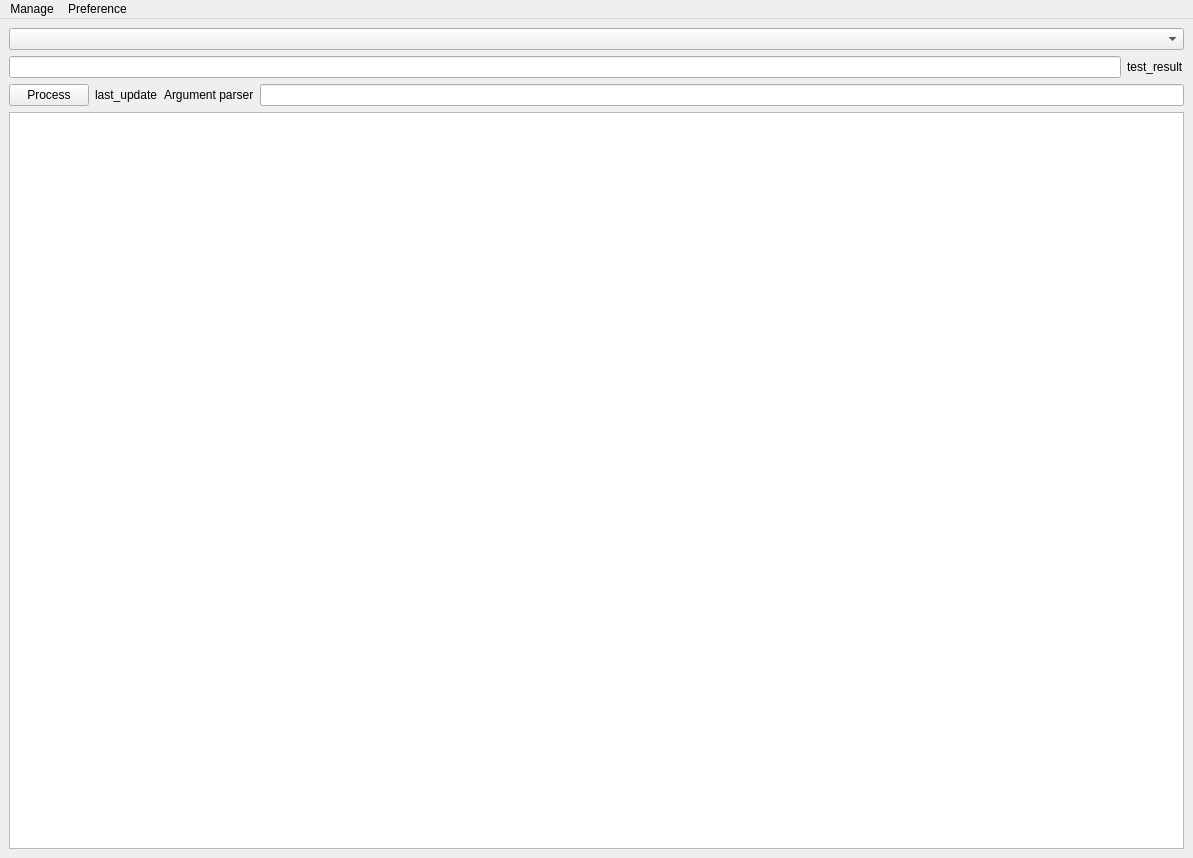
Above: checkfrench/ui/mainwindow/mainwindow.ui from Silous888/RawTextCheck before the change. Below: the same form after it.
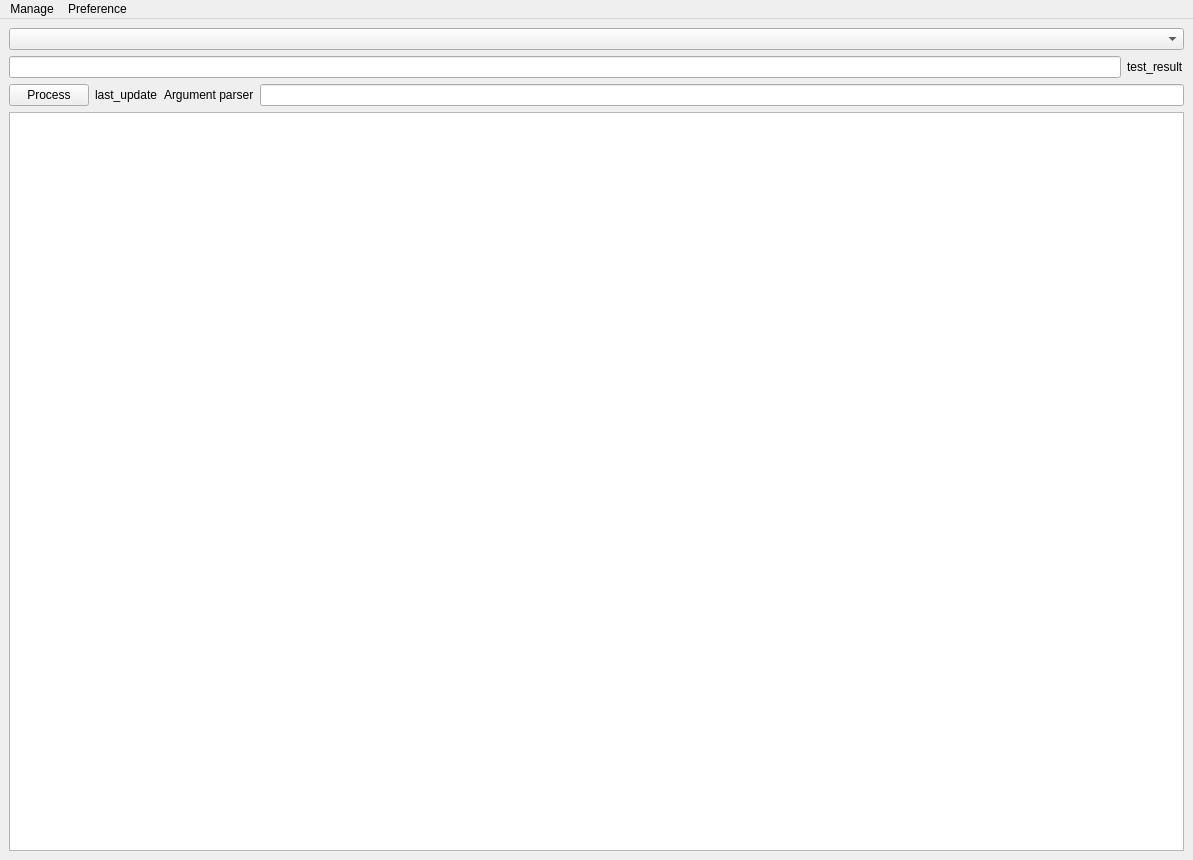
That is the form after the change. Custom widgets are drawn as their Qt base class.

What changed in the file:
```diff
--- a/checkfrench/ui/mainwindow/mainwindow.ui
+++ b/checkfrench/ui/mainwindow/mainwindow.ui
@@ -7,7 +7,7 @@
     <x>0</x>
     <y>0</y>
     <width>1193</width>
-    <height>858</height>
+    <height>860</height>
    </rect>
   </property>
   <property name="acceptDrops">
```
Left out of the diff: 4 changed lines with no effect on the pictures.
